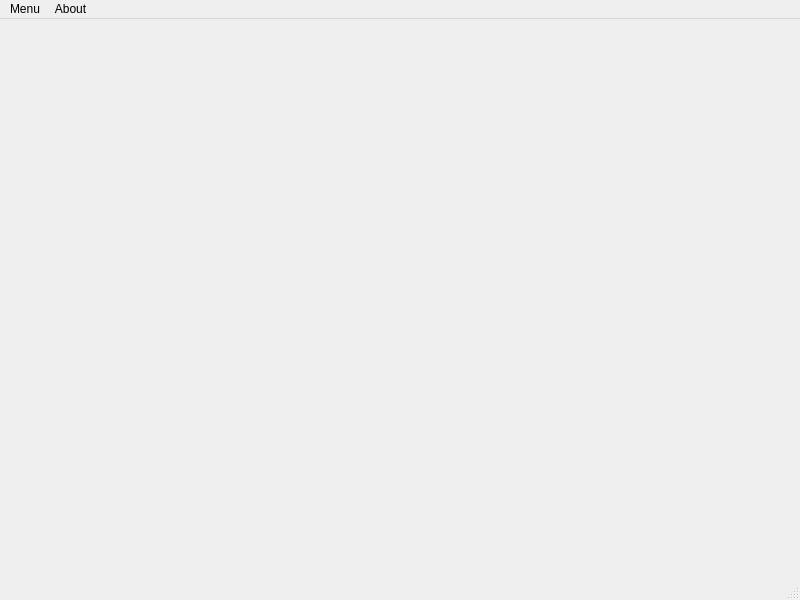
kashapov17/dWell, file dWell/mainwindow.ui: the form before one commit.
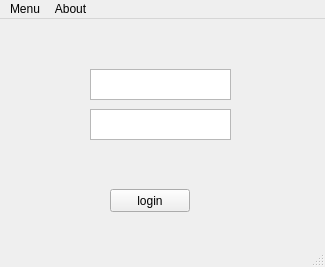
The form after the commit.

The edit to the form file:
```diff
--- a/dWell/mainwindow.ui
+++ b/dWell/mainwindow.ui
@@ -6,20 +6,68 @@
    <rect>
     <x>0</x>
     <y>0</y>
-    <width>800</width>
-    <height>600</height>
+    <width>325</width>
+    <height>267</height>
    </rect>
   </property>
   <property name="windowTitle">
    <string>dWell</string>
   </property>
-  <widget class="QWidget" name="centralwidget"/>
+  <widget class="QWidget" name="centralwidget">
+   <widget class="QPushButton" name="loginButton">
+    <property name="geometry">
+     <rect>
+      <x>110</x>
+      <y>170</y>
+      <width>80</width>
+      <height>23</height>
+     </rect>
+    </property>
+    <property name="text">
+     <string>login</string>
+    </property>
+   </widget>
+   <widget class="QTextEdit" name="usernameEdit">
+    <property name="geometry">
+     <rect>
+      <x>90</x>
+      <y>50</y>
+      <width>141</width>
+      <height>31</height>
+     </rect>
+    </property>
+    <property name="html">
+     <string>&lt;!DOCTYPE HTML PUBLIC &quot;-//W3C//DTD HTML 4.0//EN&quot; &quot;http://www.w3.org/TR/REC-html40/strict.dtd&quot;&gt;
+&lt;html&gt;&lt;head&gt;&lt;meta name=&quot;qrichtext&quot; content=&quot;1&quot; /&gt;&lt;style type=&quot;text/css&quot;&gt;
+p, li { white-space: pre-wrap; }
+&lt;/style&gt;&lt;/head&gt;&lt;body style=&quot; font-family:'Liberation Sans'; font-size:10pt; font-weight:400; font-style:normal;&quot;&gt;
+&lt;p style=&quot;-qt-paragraph-type:empty; margin-top:0px; margin-bottom:0px; margin-left:0px; margin-right:0px; -qt-block-indent:0; text-indent:0px;&quot;&gt;&lt;br /&gt;&lt;/p&gt;&lt;/body&gt;&lt;/html&gt;</string>
+    </property>
+   </widget>
+   <widget class="QTextEdit" name="passwdEdit">
+    <property name="geometry">
+     <rect>
+      <x>90</x>
+      <y>90</y>
+      <width>141</width>
+      <height>31</height>
+     </rect>
+    </property>
+    <property name="html">
+     <string>&lt;!DOCTYPE HTML PUBLIC &quot;-//W3C//DTD HTML 4.0//EN&quot; &quot;http://www.w3.org/TR/REC-html40/strict.dtd&quot;&gt;
+&lt;html&gt;&lt;head&gt;&lt;meta name=&quot;qrichtext&quot; content=&quot;1&quot; /&gt;&lt;style type=&quot;text/css&quot;&gt;
+p, li { white-space: pre-wrap; }
+&lt;/style&gt;&lt;/head&gt;&lt;body style=&quot; font-family:'Liberation Sans'; font-size:10pt; font-weight:400; font-style:normal;&quot;&gt;
+&lt;p style=&quot;-qt-paragraph-type:empty; margin-top:0px; margin-bottom:0px; margin-left:0px; margin-right:0px; -qt-block-indent:0; text-indent:0px;&quot;&gt;&lt;br /&gt;&lt;/p&gt;&lt;/body&gt;&lt;/html&gt;</string>
+    </property>
+   </widget>
+  </widget>
   <widget class="QMenuBar" name="menubar">
    <property name="geometry">
     <rect>
      <x>0</x>
      <y>0</y>
-     <width>800</width>
+     <width>325</width>
      <height>20</height>
     </rect>
    </property>
```
Left out of the diff: 2 changed lines with no effect on the pictures.
